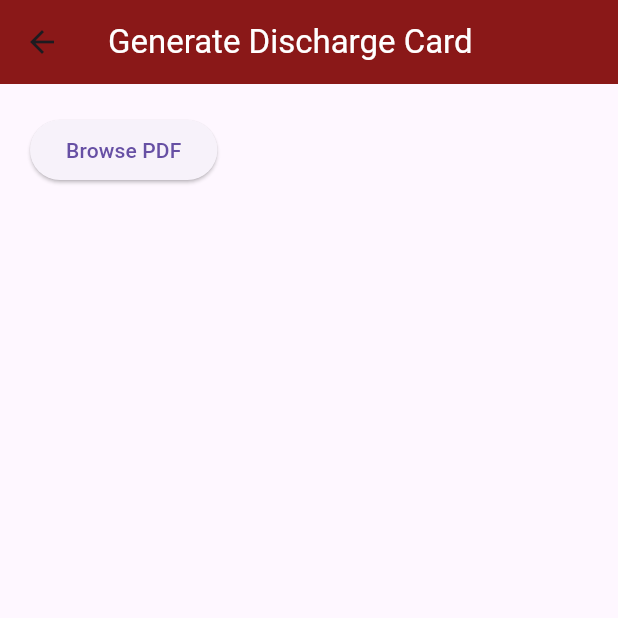
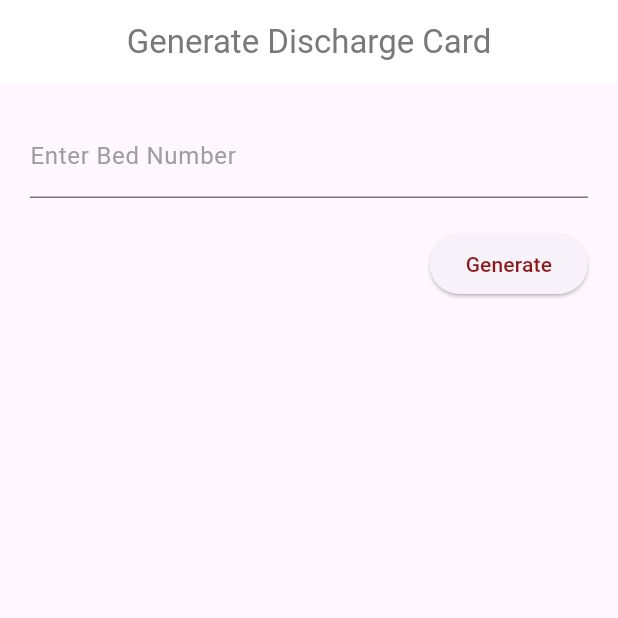
Before and after one commit to fatima-raza/medoQRST, a Flutter app: the DischargeCard screen opened directly, on a phone screen of 412 x 824 dp, the top half of it. Run offline on Flutter 3.47's test engine with Material 3 defaults, Android fonts, the phone set to English and light mode, and no system bars; our stand-ins replace google_fonts, printing, qr_flutter; missing offline and left inert: flutter_admin_scaffold.

Commit message:
UI improved

```diff
--- a/dashboard/admin/lib/pages/dashboard.dart
+++ b/dashboard/admin/lib/pages/dashboard.dart
@@ -8,7 +8,7 @@ import 'package:admin/pages/patient_info.dart';
 import 'package:flutter/material.dart';
 import 'package:flutter_admin_scaffold/admin_scaffold.dart';
 import 'package:google_fonts/google_fonts.dart';
-import 'package:admin/pages/available_beds.dart';
+import 'package:admin/pages/bed_QR.dart';
 
 class Dashboard extends StatefulWidget {
   final int loggedValue;
--- a/dashboard/admin/lib/pages/discharge_card.dart
+++ b/dashboard/admin/lib/pages/discharge_card.dart
@@ -1,43 +1,80 @@
 import 'dart:io';
 import 'package:flutter/material.dart';
-import 'package:file_picker/file_picker.dart';
 import 'package:google_fonts/google_fonts.dart';
-import 'package:flutter_pdfview/flutter_pdfview.dart';
+import 'package:path_provider/path_provider.dart';
+import 'package:pdf/widgets.dart' as pw;
 import 'package:printing/printing.dart';
 
 class DischargeCard extends StatefulWidget {
   const DischargeCard({super.key});
 
   @override
-  // ignore: library_private_types_in_public_api
   _DischargeCardState createState() => _DischargeCardState();
 }
 
 class _DischargeCardState extends State<DischargeCard> {
-  String? selectedFilePath;
+  TextEditingController bedNoController = TextEditingController();
+  String? pdfPath;
+  bool isPdfGenerated = false;
+  final FocusNode bedNoFocusNode = FocusNode();
 
-  // Function to browse and select a PDF file
-  Future<void> browseFile() async {
-    FilePickerResult? result = await FilePicker.platform.pickFiles();
-    if (result != null) {
+  // Function to generate the discharge card PDF
+  Future<void> generatePDF() async {
+    final pdf = pw.Document();
+
+    pdf.addPage(
+      pw.Page(
+        build: (pw.Context context) {
+          return pw.Center(
+            child: pw.Column(
+              mainAxisAlignment: pw.MainAxisAlignment.center,
+              children: [
+                pw.Text("Hospital Name",
+                    style: pw.TextStyle(
+                        fontSize: 20, fontWeight: pw.FontWeight.bold)),
+                pw.SizedBox(height: 20),
+                pw.Text("Discharge Card for Bed No: ${bedNoController.text}",
+                    style: pw.TextStyle(fontSize: 16)),
+                pw.SizedBox(height: 10),
+                pw.Text("Patient Name: ___________________"),
+                pw.Text("Diagnosis: ___________________"),
+                pw.Text("Doctor's Notes: ___________________"),
+                pw.SizedBox(height: 30),
+                pw.Text("Thank you for choosing our hospital!",
+                    style: pw.TextStyle(fontSize: 14)),
+              ],
+            ),
+          );
+        },
+      ),
+    );
+
+    final dir = await getApplicationDocumentsDirectory();
+    final file =
+        File("${dir.path}/discharge_card_bed${bedNoController.text}.pdf");
+    await file.writeAsBytes(await pdf.save());
+
     setState(() {
-        selectedFilePath = result.files.single.path;
+      pdfPath = file.path;
+      isPdfGenerated = true;
     });
   }
-  }
 
-  // Function to print the selected PDF
-  void printPdf() async {
-    if (selectedFilePath != null) {
-      final file = File(selectedFilePath!);
+  // Function to print or download the PDF and hide the bottom bar
+  void downloadPdf() async {
+    if (pdfPath != null) {
+      final file = File(pdfPath!);
       final bytes = await file.readAsBytes();
 
-      // Print the PDF using the printing package
       await Printing.layoutPdf(
-        onLayout: (format) async {
-          return bytes; // Return the PDF bytes for printing
-        },
+        onLayout: (format) async => bytes,
       );
+
+      setState(() {
+        isPdfGenerated = false; // Hide the bottom bar after clicking download
+        bedNoController
+            .clear(); // Now clearing input after download, not after generate
+      });
     }
   }
 
@@ -45,46 +82,78 @@ class _DischargeCardState extends State<DischargeCard> {
   Widget build(BuildContext context) {
     return Scaffold(
       appBar: AppBar(
-        title: Text(
+        title: Center(
+          child: Text(
             'Generate Discharge Card',
-          style: GoogleFonts.roboto(color: Colors.white),
+            style: GoogleFonts.roboto(
+              color: const Color.fromARGB(255, 122, 121, 121),
             ),
-        backgroundColor: const Color.fromARGB(255, 138, 24, 24),
+          ),
+        ),
+        backgroundColor: Colors.white,
+        automaticallyImplyLeading: false,
       ),
       body: Padding(
         padding: const EdgeInsets.all(20.0),
         child: Column(
           crossAxisAlignment: CrossAxisAlignment.start,
           children: [
-            ElevatedButton(
-              onPressed: browseFile,
-              child: Text('Browse PDF'),
+            TextField(
+              controller: bedNoController,
+              keyboardType: TextInputType.number,
+              decoration: InputDecoration(
+                labelText: "Enter Bed Number",
+                labelStyle: GoogleFonts.roboto(
+                  color: bedNoFocusNode.hasFocus
+                      ? const Color.fromARGB(255, 122, 121, 121)
+                      : Colors.grey,
                 ),
-            if (selectedFilePath != null)
-              Expanded(
-                child: Stack(
-                  children: [
-                    // PDF Viewer
-                    Positioned.fill(
-                      child: PDFView(
-                        filePath: selectedFilePath,
+                focusedBorder: OutlineInputBorder(
+                  borderSide: BorderSide(
+                    color: const Color.fromARGB(255, 122, 121, 121),
+                    width: 2.0,
                   ),
                 ),
-                    // Print Button Overlay
-                    Positioned(
-                      right: 10,
-                      top: 10,
-                      child: IconButton(
-                        icon: Icon(Icons.print, color: Colors.white),
-                        onPressed: printPdf,
+              ),
+            ),
+            SizedBox(height: 20),
+            Row(
+              mainAxisAlignment:
+                  MainAxisAlignment.end, // Aligns button to rightmost corner
+              children: [
+                ElevatedButton(
+                  onPressed: generatePDF,
+                  child: Text(
+                    "Generate",
+                    style: TextStyle(
+                        color: const Color.fromARGB(255, 138, 24, 24)),
                   ),
                 ),
               ],
             ),
-              ),
           ],
         ),
       ),
+      bottomNavigationBar: isPdfGenerated
+          ? GestureDetector(
+              onTap: downloadPdf,
+              child: Container(
+                color: Color.fromARGB(255, 122, 121, 121),
+                padding:
+                    const EdgeInsets.symmetric(vertical: 15, horizontal: 20),
+                child: Row(
+                  mainAxisAlignment: MainAxisAlignment.spaceBetween,
+                  children: [
+                    Text(
+                      "Discharge Card Generated!",
+                      style: TextStyle(color: Colors.white, fontSize: 16),
+                    ),
+                    Icon(Icons.download, color: Colors.white),
+                  ],
+                ),
+              ),
+            )
+          : null,
     );
   }
 }
--- a/dashboard/admin/pubspec.yaml
+++ b/dashboard/admin/pubspec.yaml
@@ -36,7 +36,7 @@ dependencies:
   flutter_pdfview: ^1.0.0
   intl: ^0.17.0
   qr_flutter: ^4.1.0
-
+  open_filex: ^4.3.2
 
 
   # The following adds the Cupertino Icons font to your application.
@@ -45,6 +45,7 @@ dependencies:
   google_fonts: ^6.2.1
   flutter_admin_scaffold: ^1.4.0
   flutter_riverpod: ^2.6.1
+  path_provider: ^2.1.5
 
 
 
```
Also changed, not shown: dashboard/admin/lib/pages/bed_QR.dart (+20 -10 lines). Lines whose indentation alone changed are shown as unchanged.
